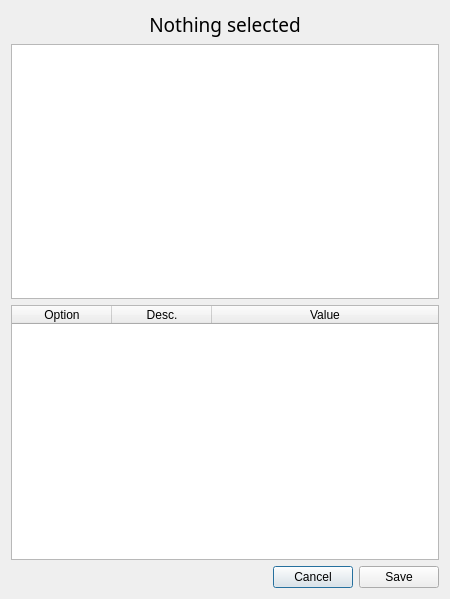
First picture: the form in core/qt5/InfoOpts.ui, repository 0xInfection/TIDoS-Framework, before the edit.
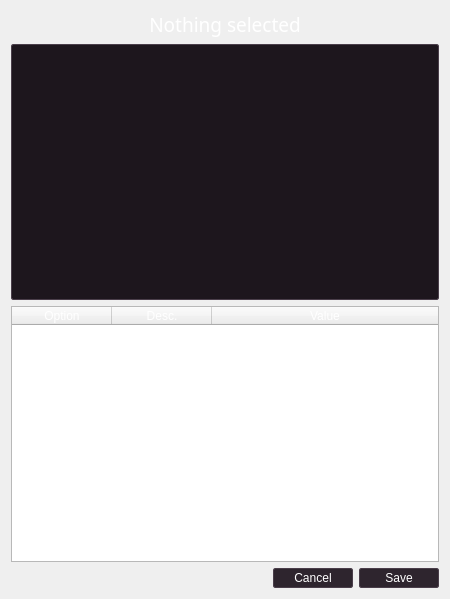
Second picture: the form after the edit. Icons and pictures are not drawn.

Diff of the .ui file:
```diff
--- a/core/qt5/InfoOpts.ui
+++ b/core/qt5/InfoOpts.ui
@@ -19,6 +19,193 @@
   <property name="windowTitle">
    <string>Dialog</string>
   </property>
+  <property name="styleSheet">
+   <string notr="true">QDialog *:enabled {
+color: #ffffff;
+}
+
+QTabWidget::tab-bar {
+background-color: #130e13;
+min-width: 21;
+} 
+
+QTabBar::tab {
+min-width: 21;
+background: #130e13; /*221922*/
+border-top-left-radius: 2px;
+border-top-right-radius: 2px;
+spacing: 6;
+padding: 2px;
+}
+
+QTabBar::tab:selected {
+border: 1px solid #4a3e4a;
+border-right-color: #130e13; 
+background: #130e13;
+}
+QTabBar::tab:!selected {
+border: 1px solid #221922;
+border-left-color: #130e13; 
+border-right-color: #4a3e4a; 
+background: #221922;
+}
+QTabBar::tab:first:!selected {
+border: 1px solid #130e13;
+border-right-color: #4a3e4a; 
+border-top-color: #4a3e4a; 
+border-bottom-color: #221922;
+background: #221922;
+}
+QTabBar::tab:last:!selected {
+border: 1px solid #130e13;
+border-right-color: #4a3e4a; 
+border-bottom-color: #4a3e4a; 
+border-top-color: #221922;
+background: #221922;
+}
+
+QPushButton {
+padding: 2;
+spacing: 6;
+background-color: #2e252e;
+border: 1px solid #4a3e4a;
+min-width: 74px;
+border-radius: 2px;
+}
+
+QPushButton:pressed {
+background-color: #1d161d;
+}
+
+QGroupBox {
+    background-color: #1d161d;
+    border: 1px solid #4a3e4a;
+    border-radius: 2px;
+	padding: 2;
+	padding-top: 20px;
+    /*margin-top: 1ex;  leave space at the top for the title */
+}
+QGroupBox::title {
+    subcontrol-origin: padding;
+    subcontrol-position: top center; /* position at the top center */
+    padding:  5px;
+}
+
+QComboBox {
+border-radius: 2px;
+padding: 2;
+spacing: 6;
+background-color: #2e252e;
+border: 1px solid #4a3e4a;
+min-width: 74px;
+}
+
+QComboBox:on {
+background-color: #1d161d;
+}
+
+QComboBox QAbstractItemView {
+    border: none;
+	background-color: #130e13;
+	selection-background-color: #221922;
+}
+
+QComboBox::drop-down {
+border-color: #2e252e;
+padding: 2;
+}
+
+
+QComboBox::down-arrow {
+    image: url(core/qt5/icons/down.svg);
+}
+
+QListView {
+border: 1px solid #4a3e4a;
+padding: 2;
+border-radius: 2px;
+background-color: #1d161d;
+font-size: 10pt;
+selection-background-color: #271d27;
+}
+
+QTreeView {
+border: 1px solid #4a3e4a;
+padding: 2;
+border-radius: 2px;
+background-color: #1d161d;
+selection-background-color: #271d27;
+}
+
+QLineEdit {
+border: 1px solid #4a3e4a;
+padding: 2;
+border-radius: 2px;
+background-color: #1d161d;
+selection-background-color: #271d27;
+}
+
+QFrame[frameShape=&quot;4&quot;] {
+color: #c8bdc8;
+}
+
+QFrame[frameShape=&quot;5&quot;] {
+color: #c8bdc8;
+}
+
+QTabBar QToolButton {
+border: none;
+background-color: #130e13
+}
+
+QCheckBox::indicator {
+border: 1px solid transparent;
+}
+QCheckBox::indicator:checked {
+border-color: transparent;
+background-color: transparent;
+image: url(core/qt5/icons/check.png);
+}
+
+QCheckBox::indicator:indeterminate {
+border-color: transparent;
+background-color: transparent;
+image: url(core/qt5/icons/check.png);
+}
+
+QCheckBox::indicator:unchecked {
+background-color: #221922;
+image: none;
+}
+
+QTreeView::indicator {
+border: 1px solid transparent;
+}
+QTreeView::indicator:checked {
+border-color: transparent;
+background-color: transparent;
+image: url(core/qt5/icons/check.png);
+}
+
+QTreeView::indicator:indeterminate {
+border-color: transparent;
+background-color: transparent;
+image: url(core/qt5/icons/check.png);
+}
+
+QTreeView::indicator:unchecked {
+background-color: #221922;
+image: none;
+}
+
+QTextBrowser {
+border: 1px solid #4a3e4a;
+padding: 2;
+border-radius: 2px;
+background-color: #1d161d;
+}
+</string>
+  </property>
   <property name="sizeGripEnabled">
    <bool>false</bool>
   </property>
@@ -63,7 +250,7 @@
 &lt;html&gt;&lt;head&gt;&lt;meta name=&quot;qrichtext&quot; content=&quot;1&quot; /&gt;&lt;style type=&quot;text/css&quot;&gt;
 p, li { white-space: pre-wrap; }
 &lt;/style&gt;&lt;/head&gt;&lt;body style=&quot; font-family:'Sans Serif'; font-size:10pt; font-weight:400; font-style:normal;&quot;&gt;
-&lt;p align=&quot;justify&quot; style=&quot;-qt-paragraph-type:empty; margin-top:0px; margin-bottom:0px; margin-left:0px; margin-right:0px; -qt-block-indent:0; text-indent:0px;&quot;&gt;&lt;br /&gt;&lt;/p&gt;&lt;/body&gt;&lt;/html&gt;</string>
+&lt;p align=&quot;justify&quot; style=&quot;-qt-paragraph-type:empty; margin-top:0px; margin-bottom:0px; margin-left:0px; margin-right:0px; -qt-block-indent:0; text-indent:0px; font-family:'Sans Serif';&quot;&gt;&lt;br /&gt;&lt;/p&gt;&lt;/body&gt;&lt;/html&gt;</string>
        </property>
       </widget>
      </item>
```
Left out of the diff: 6 changed lines with no effect on the pictures.
